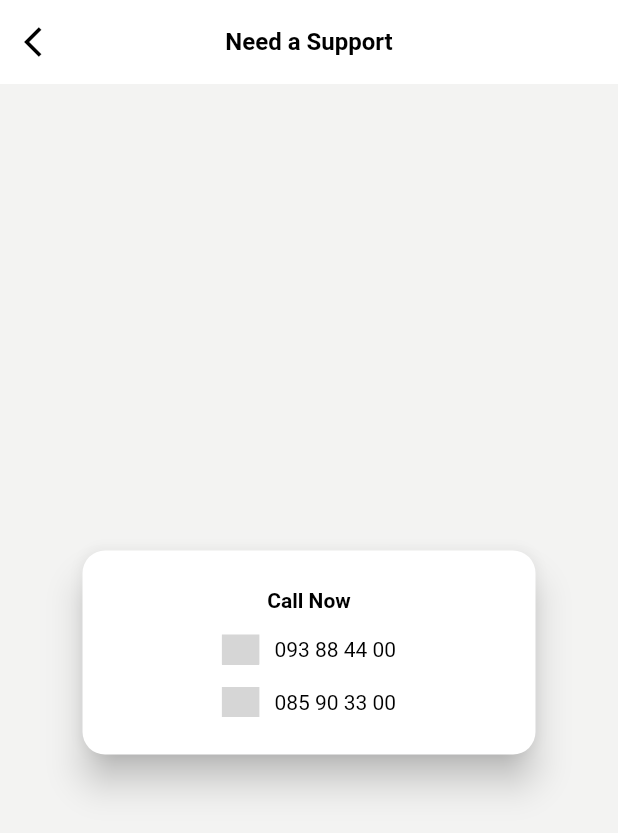
After one commit to OeungChheanghok123/LoyEat, a Flutter app: the SupportPage screen opened directly, on a phone screen of 412 x 824 dp. The commit adds this screen. Shown: the top 833 px of the screen. Run offline on Flutter 3.47's test engine with Material 2 defaults, Android fonts, the phone set to English and light mode, and no system bars; our stand-ins replace dotted_line, flutter_svg; grey boxes are pictures that could not be loaded.

Commit message:
updated on 7-Feb-22

```diff
--- a/lib/screens/other_screen/account_screen/support_page.dart
+++ b/lib/screens/other_screen/account_screen/support_page.dart
@@ -1,4 +1,8 @@
 import 'package:flutter/material.dart';
+import 'package:loy_eat/widgets/layout_widget/color.dart';
+import 'package:loy_eat/widgets/layout_widget/icon_widget.dart';
+import 'package:loy_eat/widgets/layout_widget/text_widget.dart';
+import 'package:loy_eat/widgets/page_widget/support_page_widget.dart';
 
 class SupportPage extends StatefulWidget {
   const SupportPage({Key? key}) : super(key: key);
@@ -10,6 +14,36 @@ class SupportPage extends StatefulWidget {
 class _SupportPageState extends State<SupportPage> {
   @override
   Widget build(BuildContext context) {
-    return Container();
+    return SafeArea(
+      child: Scaffold(
+        extendBody: true,
+        backgroundColor: lightGray,
+        appBar: _buildAppBar(),
+        body: const SupportPageWidget(),
+      ),
+    );
+  }
+
+  AppBar _buildAppBar(){
+    return AppBar(
+      backgroundColor: white,
+      elevation: 0,
+      leading: InkWell(
+        onTap: () => Navigator.pop(context),
+        child: const IconWidget(
+          icon: Icons.arrow_back_ios,
+          color: black,
+          size: 24,
+        ),
+      ),
+      titleSpacing: 0,
+      centerTitle: true,
+      title: const TextWidget(
+        text: 'Need a Support',
+        size: 16,
+        fontWeight: FontWeight.bold,
+        color: black,
+      ),
+    );
   }
 }
--- /dev/null
+++ b/lib/widgets/page_widget/support_page_widget.dart
@@ -0,0 +1,83 @@
+import 'package:flutter/material.dart';
+import 'package:loy_eat/widgets/layout_widget/color.dart';
+import 'package:loy_eat/widgets/layout_widget/space.dart';
+import 'package:loy_eat/widgets/layout_widget/svg_picture_widget.dart';
+import 'package:loy_eat/widgets/layout_widget/text_widget.dart';
+
+class SupportPageWidget extends StatefulWidget {
+  const SupportPageWidget({Key? key}) : super(key: key);
+
+  @override
+  _SupportPageWidgetState createState() => _SupportPageWidgetState();
+}
+
+class _SupportPageWidgetState extends State<SupportPageWidget> {
+  @override
+  Widget build(BuildContext context) {
+    return Container(
+      width: double.infinity,
+      height: double.infinity,
+      margin: const EdgeInsets.fromLTRB(15, 5, 15, 15),
+      child: Center(
+        child: Column(
+          mainAxisSize: MainAxisSize.min,
+          children: [
+            _buildPhoneNumber,
+          ],
+        ),
+      ),
+    );
+  }
+
+  Widget get _buildPhoneNumber{
+    return Card(
+      color: white,
+      elevation: 10,
+      margin: const EdgeInsets.symmetric(horizontal: 40),
+      shape: RoundedRectangleBorder(
+        borderRadius: BorderRadius.circular(15.0),
+      ),
+      child: Container(
+        padding: const EdgeInsets.symmetric(vertical: 25),
+        child: Column(
+          crossAxisAlignment: CrossAxisAlignment.center,
+          children: [
+            const TextWidget(isTitle: true, text: 'Call Now'),
+            const Space(height: 15),
+            Row(
+              mainAxisAlignment: MainAxisAlignment.center,
+              children: const [
+                SizedBox(
+                  width: 25,
+                  height: 20,
+                  child: SvgPictureWidget(
+                    imageString: 'assets/image/smart_axiata.svg',
+                    label: 'Smart Number: 093 88 44 00',
+                  ),
+                ),
+                Space(width: 10),
+                TextWidget(text: '093 88 44 00', size: 14),
+              ],
+            ),
+            const Space(height: 15),
+            Row(
+              mainAxisAlignment: MainAxisAlignment.center,
+              children: const [
+                SizedBox(
+                  width: 25,
+                  height: 20,
+                  child: SvgPictureWidget(
+                    imageString: 'assets/image/cellcard.svg',
+                    label: 'Cellcard Number: 085 90 33 00',
+                  ),
+                ),
+                Space(width: 10),
+                TextWidget(text: '085 90 33 00', size: 14),
+              ],
+            ),
+          ],
+        ),
+      ),
+    );
+  }
+}
```
